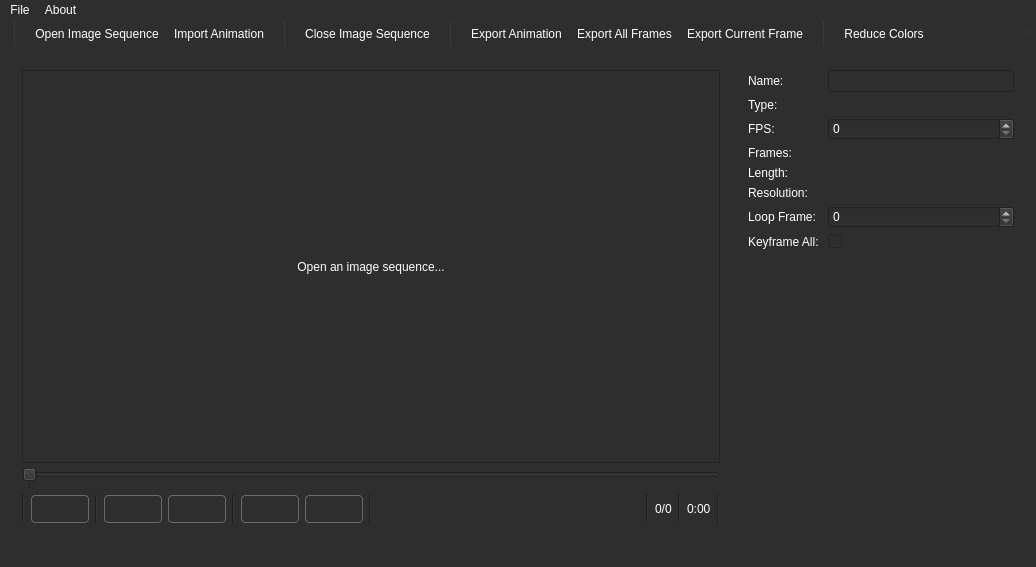
Old version of the form AnimStudio/Forms/AnimStudio.ui in the repository MjnMixael/AnimStudio.
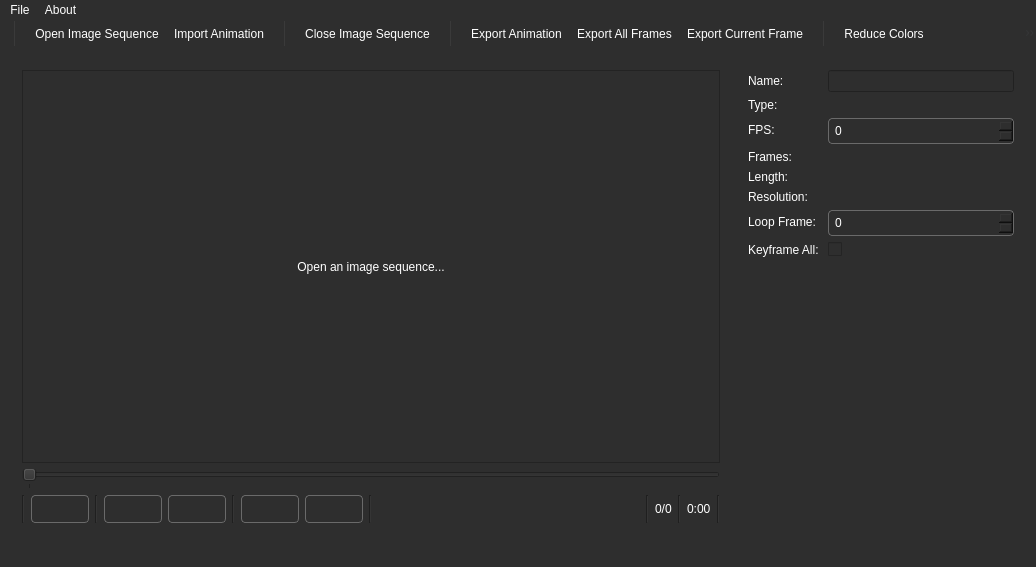
New version of the form. Icons and pictures are not drawn.

```diff
--- a/AnimStudio/Forms/AnimStudio.ui
+++ b/AnimStudio/Forms/AnimStudio.ui
@@ -34,6 +34,12 @@
   background-color: #4A4A4A;
 }
 
+QStatusBar::item {
+  border: none;        /* no lines */
+  margin: 0px;         /* optionally collapse any extra space */
+  padding: 0px;        /* ditto */
+}
+
 /* Toolbar: match the same bg + no top border */
 QToolBar {
   background-color: #2E2E2E;
@@ -78,10 +84,48 @@
   );
 }
 
-QStatusBar::item {
-  border: none;        /* no lines */
-  margin: 0px;         /* optionally collapse any extra space */
-  padding: 0px;        /* ditto */
+QPushButton:disabled {
+  background: #1C1C1C;
+  color: #777777;
+  border: 1px solid #444444;
+}
+
+/* ── QSpinBox ── */
+QSpinBox {
+  background-color: #2E2E2E;
+  color: #FFFFFF;
+  border: 1px solid #6A6A6A;
+  border-radius: 4px;
+  padding: 4px;
+}
+
+QSpinBox:disabled {
+  background-color: #1C1C1C;
+  color: #777777;
+  border: 1px solid #444444;
+}
+
+/* ── QComboBox ── */
+QComboBox {
+  background-color: #2E2E2E;
+  color: #FFFFFF;
+  border: 1px solid #6A6A6A;
+  border-radius: 4px;
+  padding: 4px 30px 4px 8px;
+}
+
+QComboBox::drop-down {
+  subcontrol-origin: padding;
+  subcontrol-position: top right;
+  width: 24px;
+  border-left: 1px solid #6A6A6A;
+  background-color: #3A3A3A;
+}
+
+QComboBox::down-arrow {
+  image: url(:/icons/arrow_down_white.png); /* Optional; or remove for default */
+  width: 12px;
+  height: 12px;
 }</string>
   </property>
   <widget class="QWidget" name="centralWidget">
```
Left out of the diff: 4 changed lines with no effect on the pictures.
